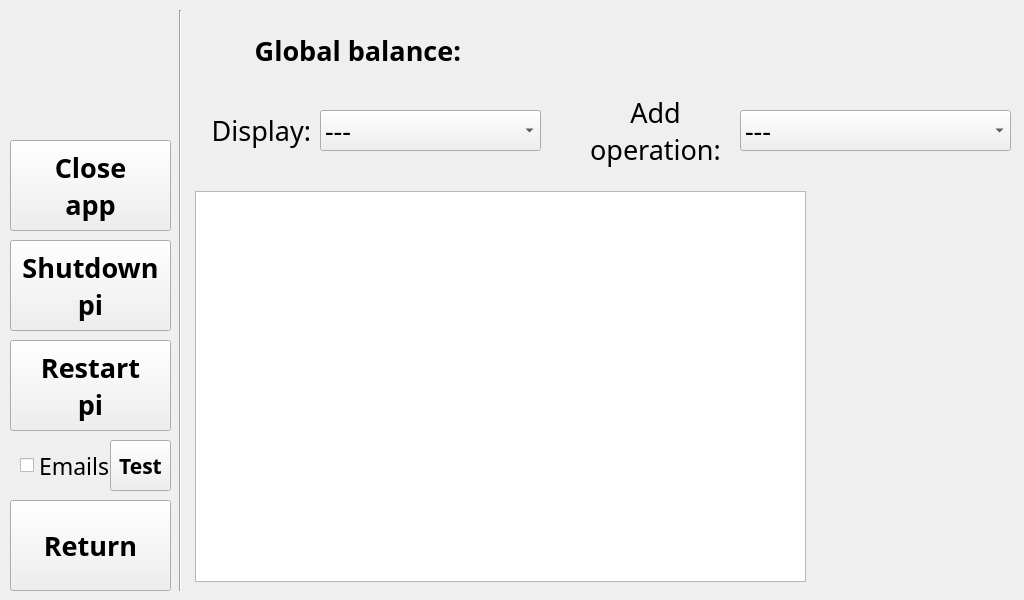
Qt form core/gui/main.ui (qcha41/raspberry-coffee-manager) before a commit.
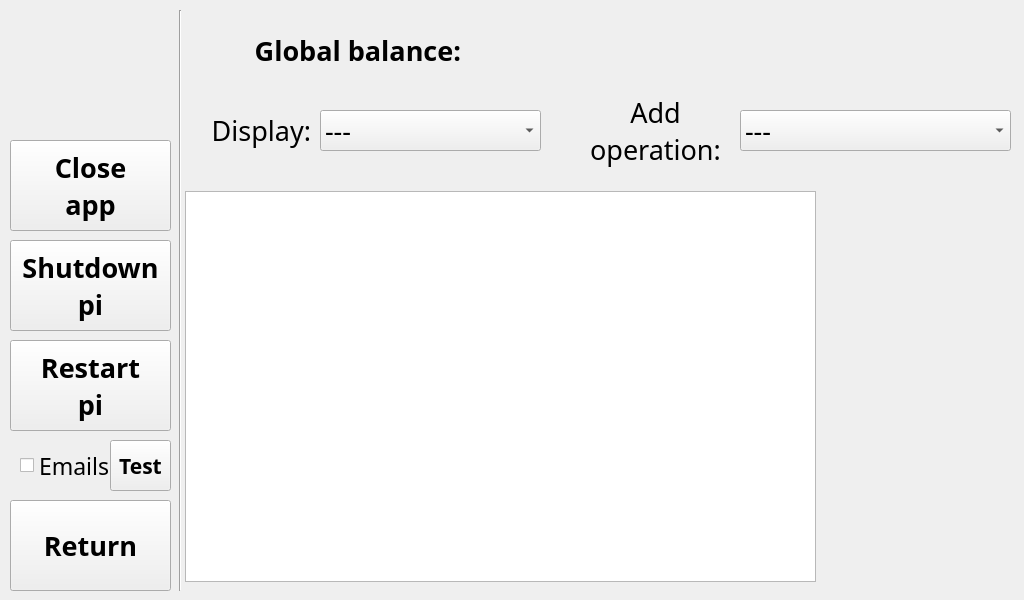
The same form after that commit.

```diff
--- a/core/gui/main.ui
+++ b/core/gui/main.ui
@@ -3878,7 +3878,7 @@
      <widget class="QLabel" name="admin_sumup_label">
       <property name="geometry">
        <rect>
-        <x>800</x>
+        <x>810</x>
         <y>180</y>
         <width>201</width>
         <height>391</height>
@@ -3903,9 +3903,9 @@
      <widget class="QTableWidget" name="admin_details_table">
       <property name="geometry">
        <rect>
-        <x>185</x>
+        <x>175</x>
         <y>181</y>
-        <width>611</width>
+        <width>631</width>
         <height>391</height>
        </rect>
       </property>
```
